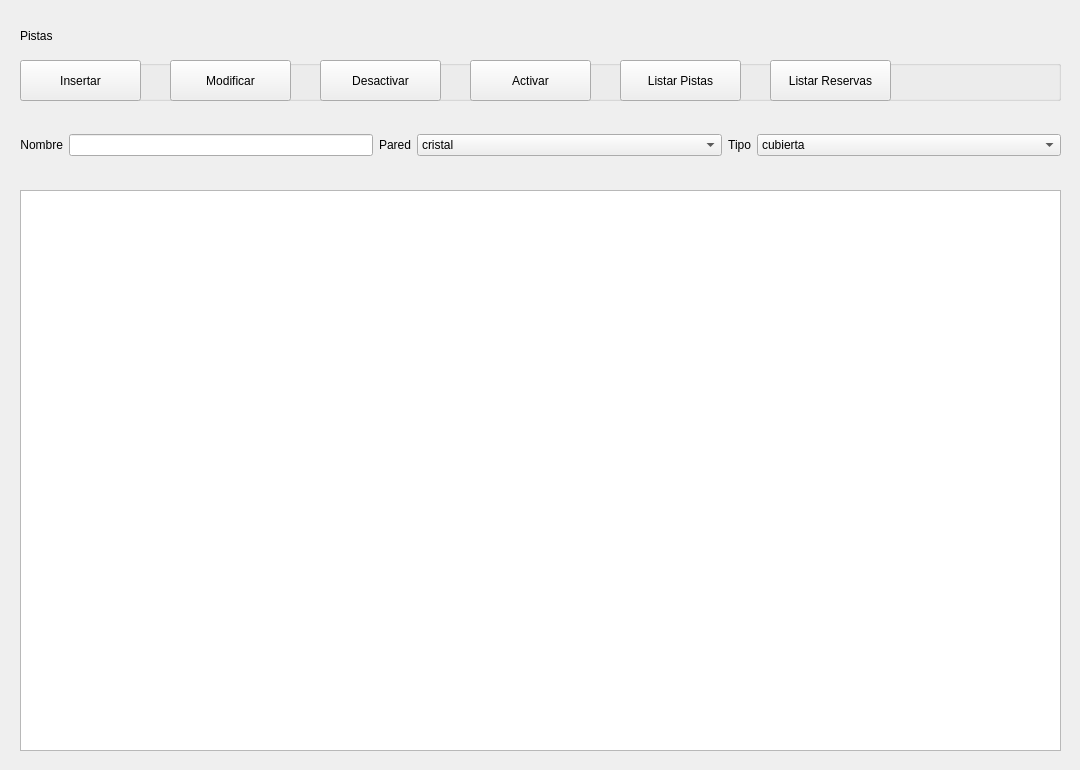
Above: ui/qt/pista_page.ui from i82camud/Club_Padel before the change. Below: the same form after it.
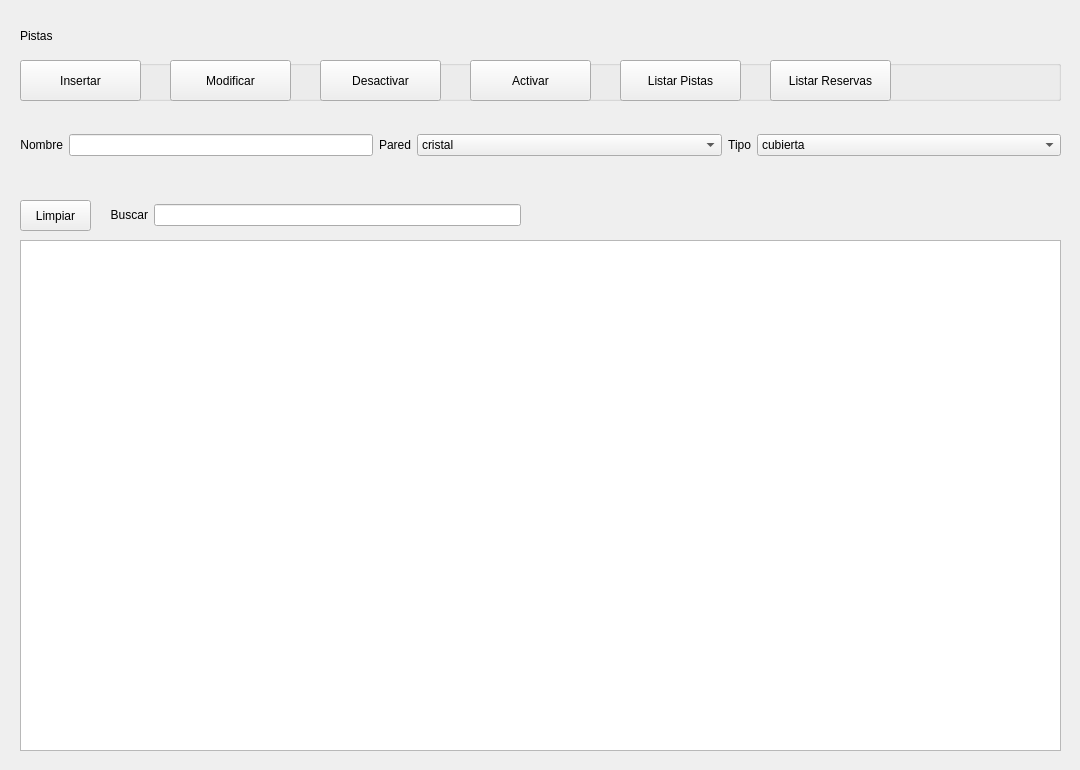
That is the form after the change.

Commit message:
Añadir botón de limpiar y funcionalidad de buscar
En pistas, pagos y reservas

Diff of the .ui file:
```diff
--- a/ui/qt/pista_page.ui
+++ b/ui/qt/pista_page.ui
@@ -108,9 +108,9 @@
    <property name="geometry">
     <rect>
      <x>20</x>
-     <y>190</y>
+     <y>240</y>
      <width>1041</width>
-     <height>561</height>
+     <height>511</height>
     </rect>
    </property>
    <property name="alternatingRowColors">
@@ -255,6 +255,50 @@
    <zorder>cmb_pared</zorder>
    <zorder>txt_nombre</zorder>
   </widget>
+  <widget class="QPushButton" name="btn_limpiar">
+   <property name="geometry">
+    <rect>
+     <x>20</x>
+     <y>200</y>
+     <width>71</width>
+     <height>31</height>
+    </rect>
+   </property>
+   <property name="text">
+    <string>Limpiar</string>
+   </property>
+  </widget>
+  <widget class="QWidget" name="gridLayoutWidget_3">
+   <property name="geometry">
+    <rect>
+     <x>110</x>
+     <y>190</y>
+     <width>411</width>
+     <height>51</height>
+    </rect>
+   </property>
+   <layout class="QGridLayout" name="gridLayout_3">
+    <item row="0" column="0">
+     <widget class="QLabel" name="label_7">
+      <property name="sizePolicy">
+       <sizepolicy hsizetype="Fixed" vsizetype="Preferred">
+        <horstretch>0</horstretch>
+        <verstretch>0</verstretch>
+       </sizepolicy>
+      </property>
+      <property name="text">
+       <string>Buscar</string>
+      </property>
+      <property name="alignment">
+       <set>Qt::AlignRight|Qt::AlignTrailing|Qt::AlignVCenter</set>
+      </property>
+     </widget>
+    </item>
+    <item row="0" column="1">
+     <widget class="QLineEdit" name="txt_buscar"/>
+    </item>
+   </layout>
+  </widget>
  </widget>
  <resources/>
  <connections/>
```
The commit also changes 8 other files.
